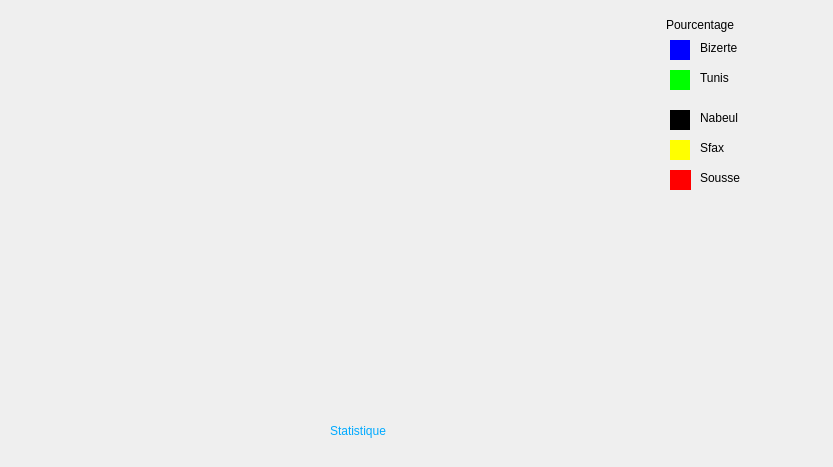
Qt form statistique.ui (Seddiki101/PetHaven) before a commit.
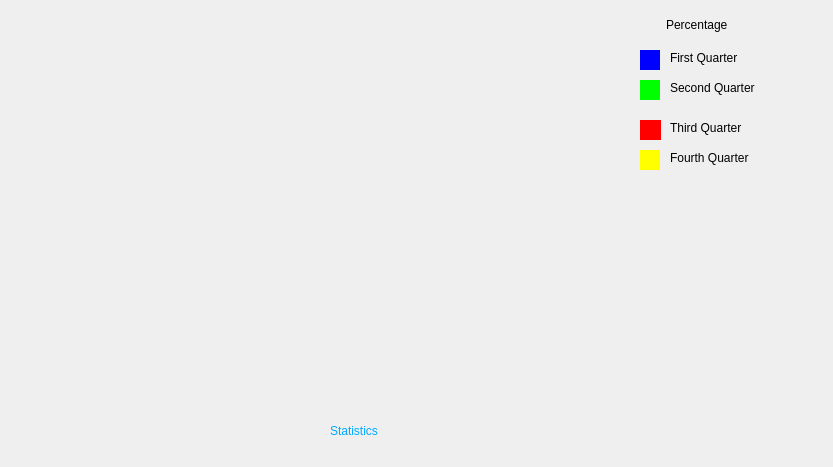
The same form after that commit.

The edit to the form file:
```diff
--- a/statistique.ui
+++ b/statistique.ui
@@ -16,8 +16,8 @@
   <widget class="QWidget" name="widget" native="true">
    <property name="geometry">
     <rect>
-     <x>670</x>
-     <y>40</y>
+     <x>640</x>
+     <y>50</y>
      <width>20</width>
      <height>20</height>
     </rect>
@@ -26,27 +26,11 @@
     <string notr="true">background-color: rgb(0, 0, 255);</string>
    </property>
   </widget>
-  <widget class="QLabel" name="label_4">
-   <property name="geometry">
-    <rect>
-     <x>700</x>
-     <y>110</y>
-     <width>131</width>
-     <height>16</height>
-    </rect>
-   </property>
-   <property name="styleSheet">
-    <string notr="true">font: 12pt &quot;MS Shell Dlg 2&quot;;</string>
-   </property>
-   <property name="text">
-    <string>Nabeul</string>
-   </property>
-  </widget>
   <widget class="QWidget" name="widget_3" native="true">
    <property name="geometry">
     <rect>
-     <x>670</x>
-     <y>170</y>
+     <x>640</x>
+     <y>120</y>
      <width>21</width>
      <height>20</height>
     </rect>
@@ -59,9 +43,9 @@
   <widget class="QLabel" name="label_6">
    <property name="geometry">
     <rect>
-     <x>700</x>
-     <y>170</y>
-     <width>111</width>
+     <x>670</x>
+     <y>120</y>
+     <width>131</width>
      <height>16</height>
     </rect>
    </property>
@@ -69,14 +53,14 @@
     <string notr="true">font: 12pt &quot;MS Shell Dlg 2&quot;;</string>
    </property>
    <property name="text">
-    <string>Sousse</string>
+    <string>Third Quarter</string>
    </property>
   </widget>
   <widget class="QWidget" name="widget_5" native="true">
    <property name="geometry">
     <rect>
-     <x>670</x>
-     <y>70</y>
+     <x>640</x>
+     <y>80</y>
      <width>20</width>
      <height>20</height>
     </rect>
@@ -88,8 +72,8 @@
   <widget class="QLabel" name="label_2">
    <property name="geometry">
     <rect>
-     <x>700</x>
-     <y>40</y>
+     <x>670</x>
+     <y>50</y>
      <width>111</width>
      <height>16</height>
     </rect>
@@ -98,28 +82,15 @@
     <string notr="true">font: 12pt &quot;MS Shell Dlg 2&quot;;</string>
    </property>
    <property name="text">
-    <string>Bizerte</string>
-   </property>
-  </widget>
-  <widget class="QWidget" name="widget_2" native="true">
-   <property name="geometry">
-    <rect>
-     <x>670</x>
-     <y>110</y>
-     <width>20</width>
-     <height>20</height>
-    </rect>
-   </property>
-   <property name="styleSheet">
-    <string notr="true">background-color: rgb(0, 0, 0);</string>
+    <string>First Quarter </string>
    </property>
   </widget>
   <widget class="QLabel" name="label_3">
    <property name="geometry">
     <rect>
-     <x>700</x>
-     <y>70</y>
-     <width>111</width>
+     <x>670</x>
+     <y>80</y>
+     <width>151</width>
      <height>16</height>
     </rect>
    </property>
@@ -127,7 +98,7 @@
     <string notr="true">font: 12pt &quot;MS Shell Dlg 2&quot;;</string>
    </property>
    <property name="text">
-    <string>Tunis</string>
+    <string>Second Quarter</string>
    </property>
   </widget>
   <widget class="QLabel" name="label">
@@ -143,14 +114,14 @@
     <string notr="true">font: 75 italic 14pt &quot;Arial&quot;;</string>
    </property>
    <property name="text">
-    <string>Pourcentage</string>
+    <string>Percentage</string>
    </property>
   </widget>
   <widget class="QWidget" name="widget_4" native="true">
    <property name="geometry">
     <rect>
-     <x>670</x>
-     <y>140</y>
+     <x>640</x>
+     <y>150</y>
      <width>20</width>
      <height>20</height>
     </rect>
@@ -163,9 +134,9 @@
   <widget class="QLabel" name="label_5">
    <property name="geometry">
     <rect>
-     <x>700</x>
-     <y>140</y>
-     <width>111</width>
+     <x>670</x>
+     <y>150</y>
+     <width>141</width>
      <height>16</height>
     </rect>
    </property>
@@ -173,7 +144,7 @@
     <string notr="true">font: 12pt &quot;MS Shell Dlg 2&quot;;</string>
    </property>
    <property name="text">
-    <string>Sfax</string>
+    <string>Fourth Quarter</string>
    </property>
   </widget>
   <widget class="QLabel" name="label_8">
@@ -181,7 +152,7 @@
     <rect>
      <x>330</x>
      <y>410</y>
-     <width>131</width>
+     <width>201</width>
      <height>41</height>
     </rect>
    </property>
@@ -190,7 +161,7 @@
 color: rgb(0, 170, 255);</string>
    </property>
    <property name="text">
-    <string>Statistique </string>
+    <string>Statistics</string>
    </property>
   </widget>
  </widget>
```
